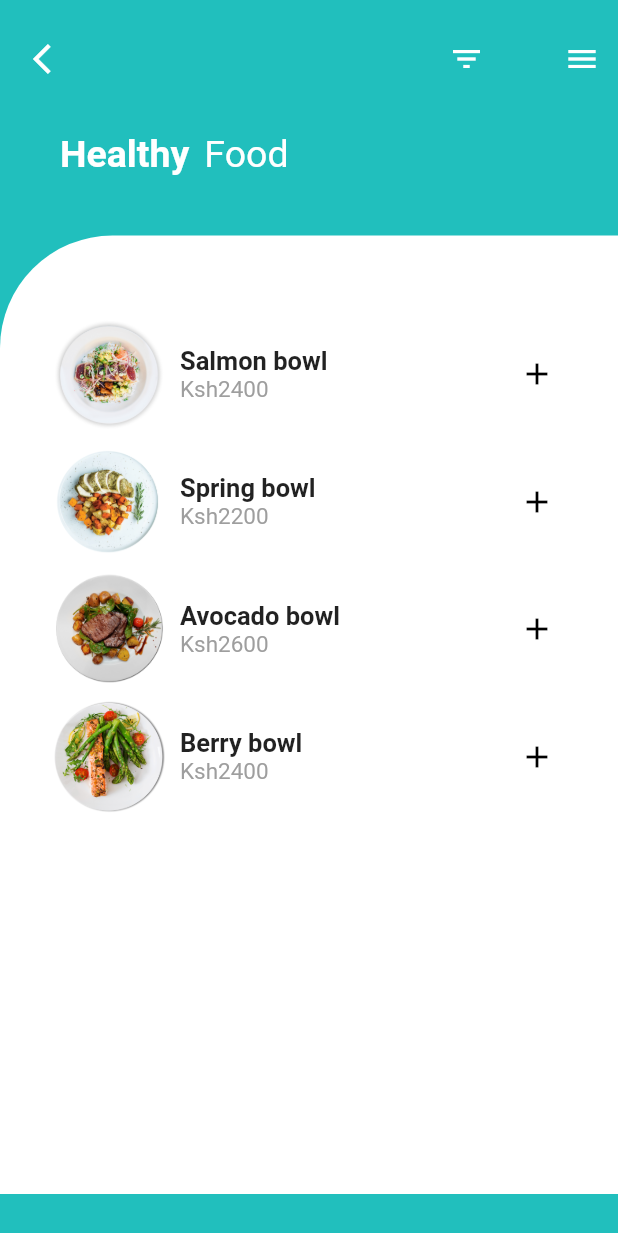
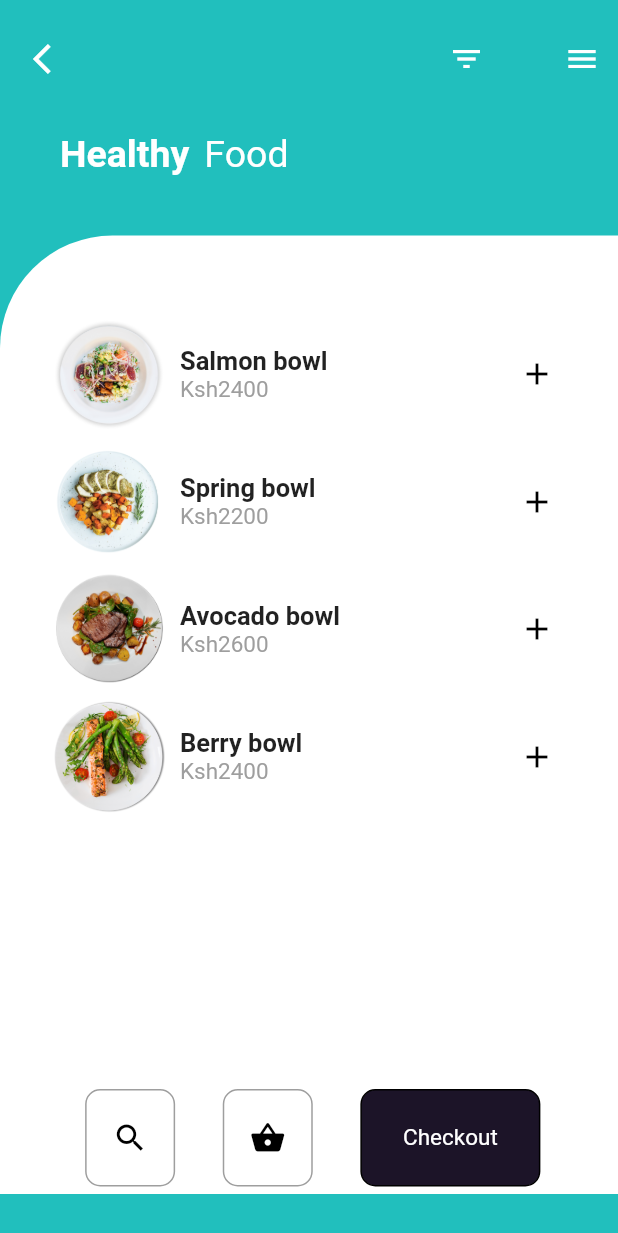
Before and after one commit to cherotich/NutritionUI, a Flutter app: the screen it shows after launch, on a phone screen of 412 x 824 dp. Shown: the top 1233 px of the screen. Run offline on Flutter 3.47's test engine with Material 2 defaults, Android fonts, the phone set to English and light mode, and no system bars; Roboto replaces fonts that are missing (Montserrat); project files that could hold a hidden picture were left out.

```diff
--- a/lib/main.dart
+++ b/lib/main.dart
@@ -1,4 +1,6 @@
 import 'package:flutter/material.dart';
+
+import 'detailsPage.dart';
 
 void main() {
   runApp(MyApp());
@@ -106,6 +108,70 @@ class _MyHomePageState extends State<MyHomePage> {
                       ],
                     ),
                   ),
+                ),
+                Row(
+                  mainAxisAlignment: MainAxisAlignment.spaceEvenly,
+           children: <Widget>[
+             Container(
+               height: 65.0,
+               width: 60.0,
+               decoration: BoxDecoration(
+                 border: Border.all(
+                   color: Colors.grey,
+                   style:BorderStyle.solid
+                   ,width: 1.0
+                 ),
+                 borderRadius: BorderRadius.circular(10.0)
+               ),
+               child: Center(
+                 child: Icon(Icons.search,
+                 color: Colors.black,
+                  ),
+               ),
+             ),
+
+     Container(
+               height: 65.0,
+               width: 60.0,
+               decoration: BoxDecoration(
+                 border: Border.all(
+                   color: Colors.grey,
+                   style:BorderStyle.solid,
+                   width: 1.0
+                 ),
+                 borderRadius: BorderRadius.circular(10.0)
+               ),
+               child: Center(
+                 child: Icon(Icons.shopping_basket,
+                 color: Colors.black,
+                  ),
+               ),
+             ),
+
+     Container(
+               height: 65.0,
+               width: 120.0,
+               decoration: BoxDecoration(
+                 border: Border.all(
+                   color: Colors.black,
+                   style:BorderStyle.solid,
+                   width: 1.0
+                 ),
+                 borderRadius: BorderRadius.circular(10.0),
+                  color: Color(0xFF1C1428)
+               ),
+               child: Center(
+                 child: Text('Checkout',
+                 style:TextStyle(
+                   fontFamily: 'Montserrat',
+                   color:Colors.white,
+                   fontSize: 15.0
+                 ))
+               ),
+             ),
+
+
+           ],
                 )
               ],
             ),
@@ -119,7 +185,15 @@ class _MyHomePageState extends State<MyHomePage> {
     return Padding(
       padding: EdgeInsets.only(left: 10.0, right: 10.0, top: 10.0),
       child: InkWell(
-        onTap: () {},
+        onTap: () {
+          Navigator.of(context)
+          .push(MaterialPageRoute(
+            builder: (context)=>
+            DetailsPage(heroTag:imgPath,foodName:foodName,foodPrice:price)
+
+
+            ));
+        },
         child: Row(
           mainAxisAlignment: MainAxisAlignment.spaceBetween,
           children: <Widget>[
```
Also changed, not shown: lib/detailsPage.dart (added, +57 -0 lines).
